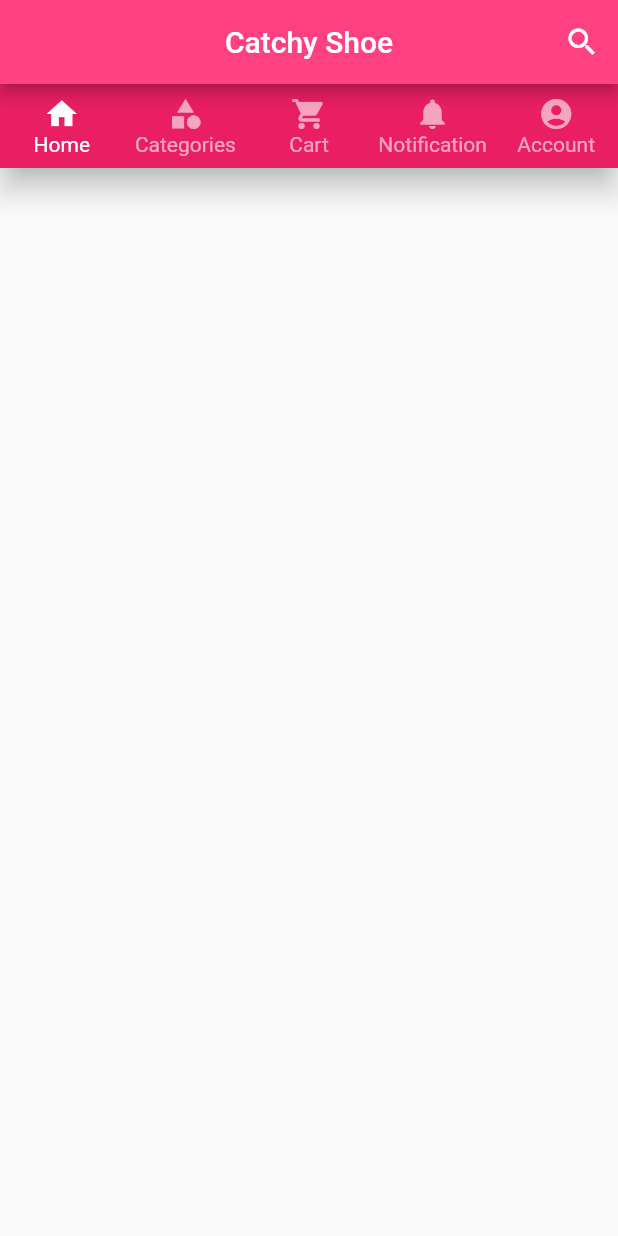
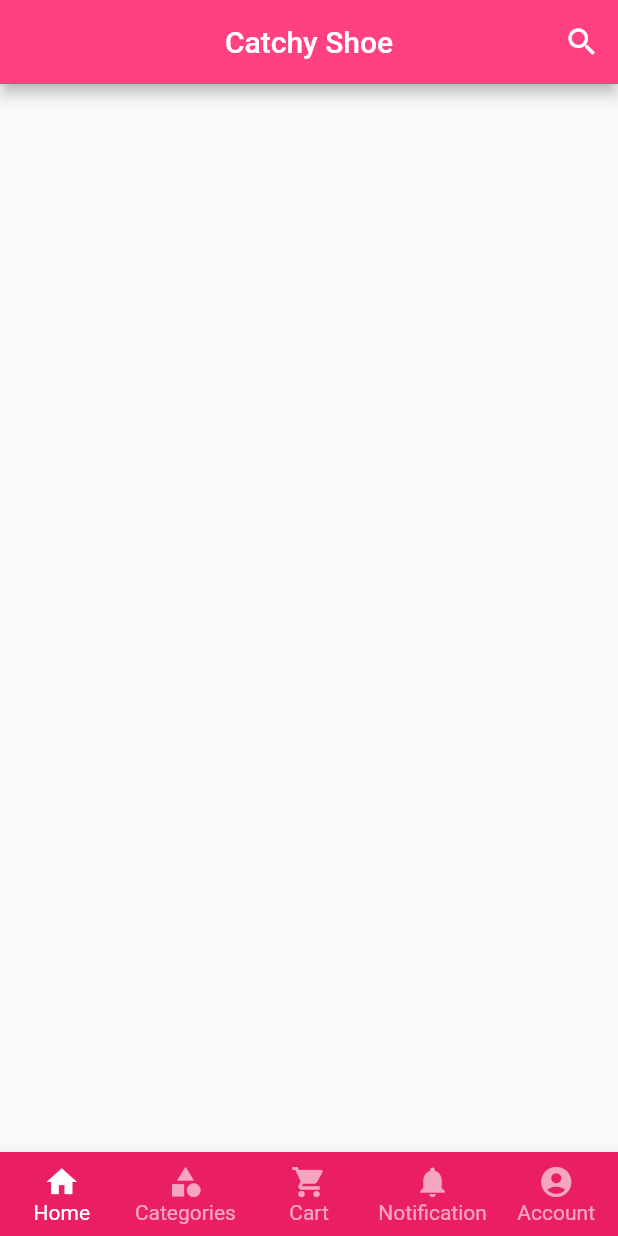
Before and after one commit to dharmesh-poriya/Online-Footwear-Mobile-Application, a Flutter app: the screen it shows after launch, on a phone screen of 412 x 824 dp. Run offline on Flutter 3.47's test engine with Material 2 defaults, Android fonts, the phone set to English and light mode, and no system bars.

```diff
--- a/lib/main.dart
+++ b/lib/main.dart
@@ -82,11 +82,10 @@ class _MyHomePageState extends State<MyHomePage>{
 
       body:Column(
         children: [
-          Container(
-            child: Navigation(),
-          ),
+
         ],
       ) ,
+      bottomNavigationBar: Navigation(),
 
     );
   }
```
